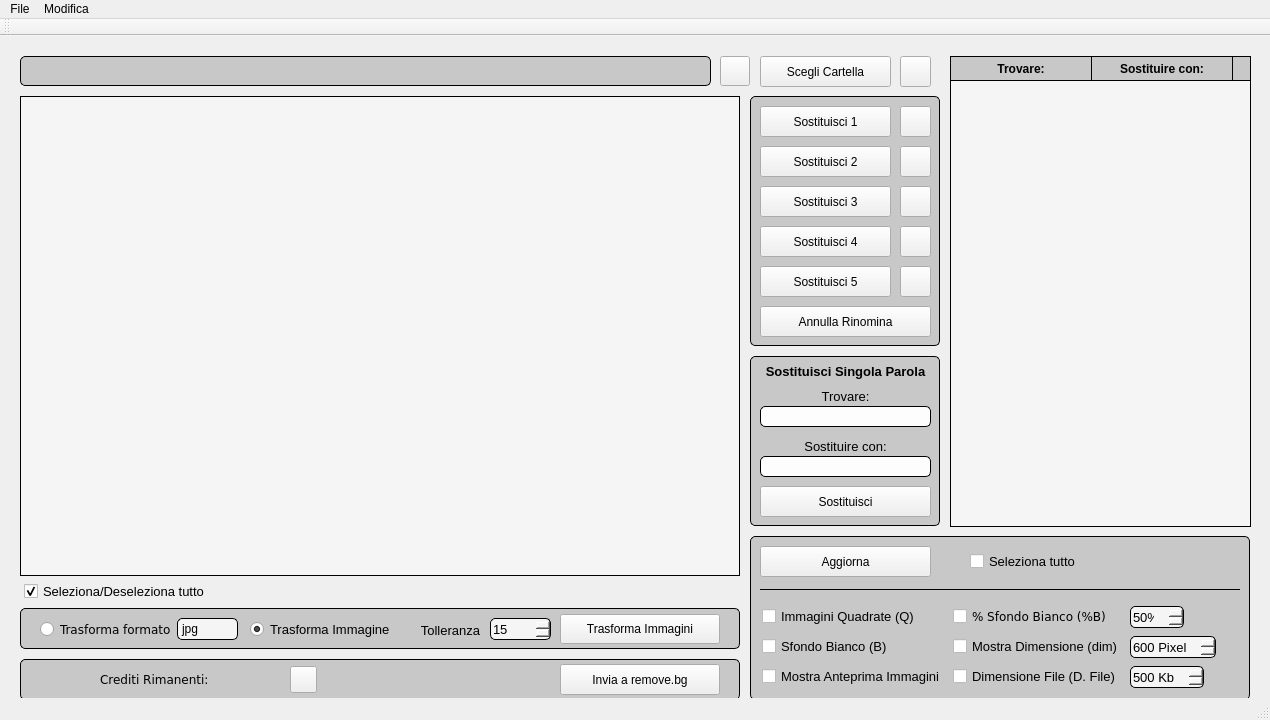
The window that WindowWidgets/MainWindow/mainwindow.ui (RobertoRomolini/FotoMaster) describes before a commit, drawn with Qt 5.
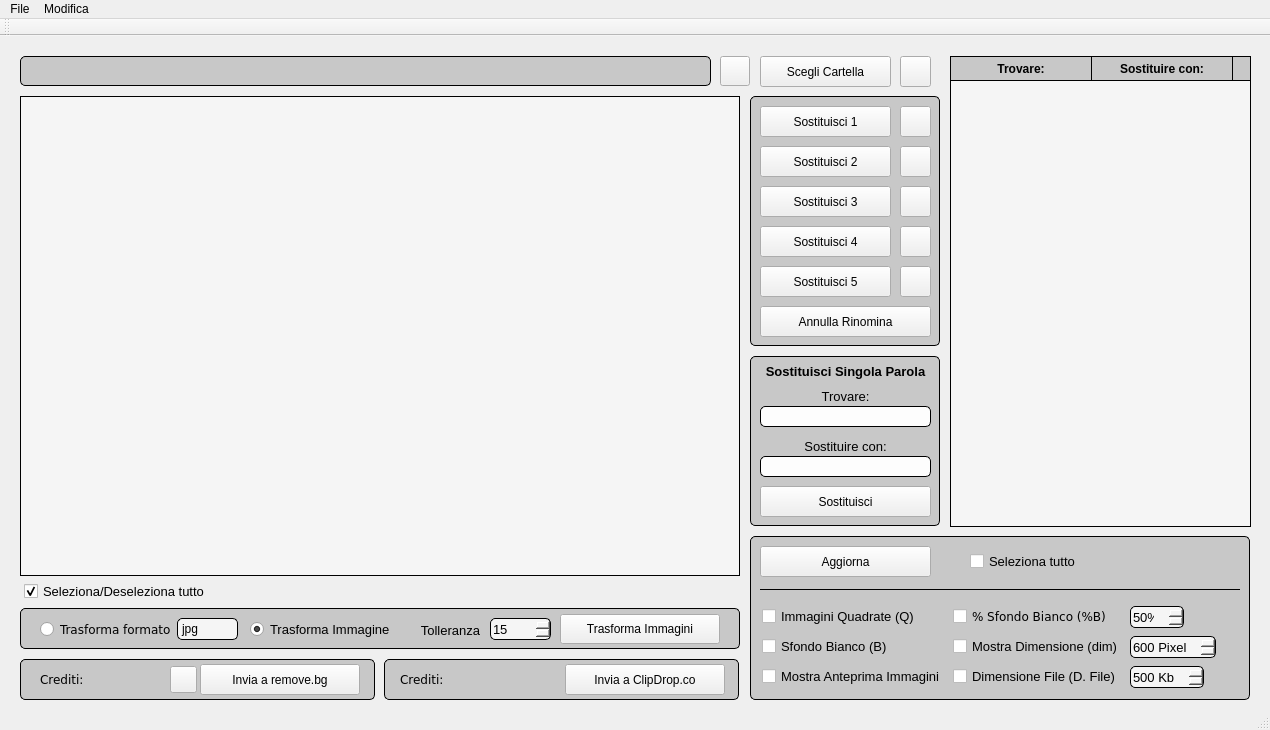
The same window after the commit. Icons and pictures are not drawn. Custom widgets are drawn as their Qt base class.

Commit message: Add buttons to send images

The edit to the form file:
```diff
--- a/WindowWidgets/MainWindow/mainwindow.ui
+++ b/WindowWidgets/MainWindow/mainwindow.ui
@@ -7,7 +7,7 @@
     <x>0</x>
     <y>0</y>
     <width>1270</width>
-    <height>720</height>
+    <height>730</height>
    </rect>
   </property>
   <property name="minimumSize">
@@ -1169,7 +1169,7 @@
    <widget class="QPushButtonGreen" name="removeBg">
     <property name="geometry">
      <rect>
-      <x>560</x>
+      <x>200</x>
       <y>628</y>
       <width>160</width>
       <height>31</height>
@@ -1184,7 +1184,7 @@
      <rect>
       <x>20</x>
       <y>623</y>
-      <width>720</width>
+      <width>355</width>
       <height>41</height>
      </rect>
     </property>
@@ -1200,9 +1200,9 @@
    <widget class="QLabel" name="label_5">
     <property name="geometry">
      <rect>
-      <x>100</x>
+      <x>40</x>
       <y>633</y>
-      <width>111</width>
+      <width>51</width>
       <height>21</height>
      </rect>
     </property>
@@ -1213,13 +1213,13 @@
      </font>
     </property>
     <property name="text">
-     <string>Crediti Rimanenti:</string>
+     <string>Crediti:</string>
     </property>
    </widget>
    <widget class="QLabel" name="creditiRimanenti">
     <property name="geometry">
      <rect>
-      <x>216</x>
+      <x>100</x>
       <y>633</y>
       <width>61</width>
       <height>21</height>
@@ -1243,7 +1243,7 @@
    <widget class="QPushButtonBlue" name="refreshCrediti">
     <property name="geometry">
      <rect>
-      <x>290</x>
+      <x>170</x>
       <y>630</y>
       <width>27</width>
       <height>27</height>
@@ -1300,6 +1300,80 @@
      </property>
     </item>
    </widget>
+   <widget class="Line" name="trasformaImmaginiBox_3">
+    <property name="geometry">
+     <rect>
+      <x>384</x>
+      <y>623</y>
+      <width>355</width>
+      <height>41</height>
+     </rect>
+    </property>
+    <property name="styleSheet">
+     <string notr="true">border: 1px solid black;
+background-color: rgb(200, 200, 200);
+border-radius: 5px;</string>
+    </property>
+    <property name="orientation">
+     <enum>Qt::Vertical</enum>
+    </property>
+   </widget>
+   <widget class="QPushButtonGreen" name="sendToClipDrop">
+    <property name="geometry">
+     <rect>
+      <x>565</x>
+      <y>628</y>
+      <width>160</width>
+      <height>31</height>
+     </rect>
+    </property>
+    <property name="text">
+     <string>Invia a ClipDrop.co</string>
+    </property>
+   </widget>
+   <widget class="QLabel" name="label_6">
+    <property name="geometry">
+     <rect>
+      <x>400</x>
+      <y>633</y>
+      <width>51</width>
+      <height>21</height>
+     </rect>
+    </property>
+    <property name="font">
+     <font>
+      <family>Verdana</family>
+      <pointsize>9</pointsize>
+     </font>
+    </property>
+    <property name="text">
+     <string>Crediti:</string>
+    </property>
+   </widget>
+   <widget class="QLabel" name="clipDropCredits">
+    <property name="geometry">
+     <rect>
+      <x>470</x>
+      <y>633</y>
+      <width>71</width>
+      <height>21</height>
+     </rect>
+    </property>
+    <property name="font">
+     <font>
+      <family>Verdana</family>
+      <pointsize>10</pointsize>
+      <weight>75</weight>
+      <bold>true</bold>
+     </font>
+    </property>
+    <property name="text">
+     <string/>
+    </property>
+    <property name="alignment">
+     <set>Qt::AlignRight|Qt::AlignTrailing|Qt::AlignVCenter</set>
+    </property>
+   </widget>
    <zorder>opzioniTabellaBox</zorder>
    <zorder>trasformaImmaginiBox</zorder>
    <zorder>sostituisciRapidoBox</zorder>
```
Left out of the diff: 6 changed lines with no effect on the pictures. The commit also changes 1 other file.
